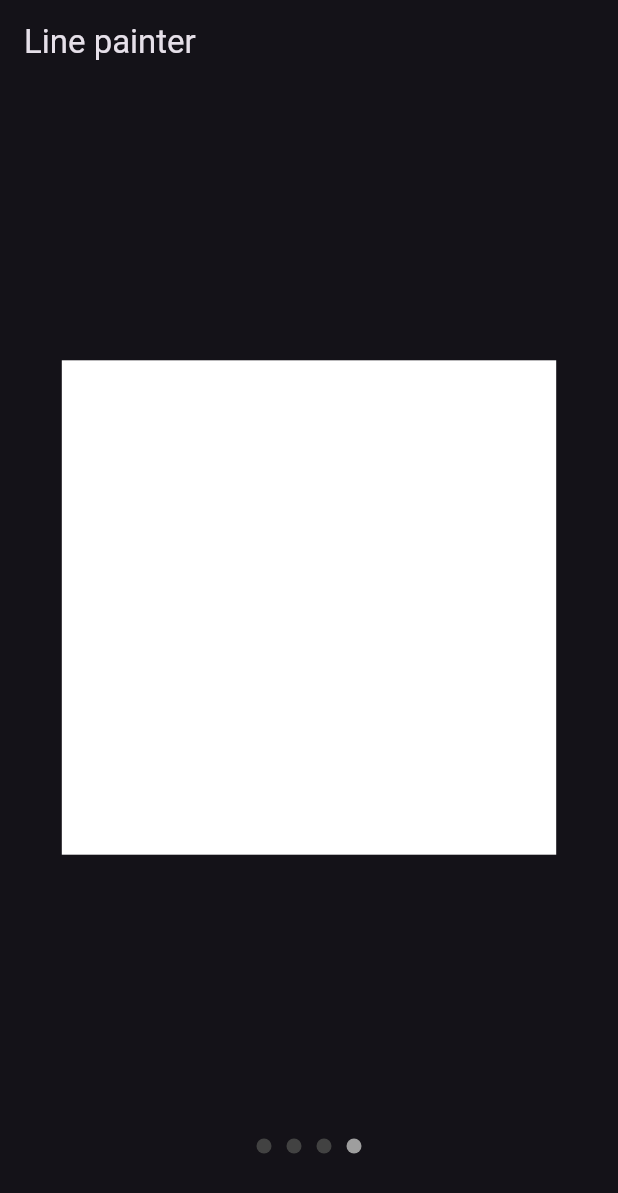
After one commit to mustapha-amin/custom_paint_playground, a Flutter app: the screen it shows after launch, swiped to page 4, on a phone screen of 412 x 824 dp. The commit adds this screen. Shown: the top 1193 px of the screen. Run offline on Flutter 3.47's test engine with Material 3 defaults, Android fonts, the phone set to English and light mode, and no system bars.

Commit message:
moved all painters to a new folder

```diff
--- a/lib/home.dart
+++ b/lib/home.dart
@@ -1,7 +1,9 @@
-import 'package:custom_paint_playground/line_painter_screen.dart';
-import 'package:custom_paint_playground/rect_painter.dart';
-import 'package:custom_paint_playground/rounded_rect.dart';
+import 'package:custom_paint_playground/painters/circle_painter_screen.dart';
+import 'package:custom_paint_playground/painters/line_painter_screen.dart';
+import 'package:custom_paint_playground/painters/rounded_rect.dart';
 import 'package:flutter/material.dart';
+
+import 'painters/rect_painter.dart';
 
 class Home extends StatefulWidget {
   const Home({super.key});
@@ -16,8 +18,9 @@ class _HomeState extends State<Home> {
 
   List<Widget> screens = [
     const LinePainterScreen(),
+    const RectPainterScreen(),
     const RRectPainterScreen(),
-    const RRectPainterScreen(),
+    const CirclePainterScreen(),
   ];
 
   @override
--- /dev/null
+++ b/lib/painters/circle_painter_screen.dart
@@ -0,0 +1,33 @@
+import 'package:custom_paint_playground/painters/line_painter_screen.dart';
+import 'package:flutter/material.dart';
+
+class CirclePainterScreen extends StatefulWidget {
+  const CirclePainterScreen({super.key});
+
+  @override
+  State<CirclePainterScreen> createState() => _CirclePainterScreenState();
+}
+
+class _CirclePainterScreenState extends State<CirclePainterScreen> {
+  @override
+  Widget build(BuildContext context) {
+    return Center(
+      child: Container(
+        width: context.screenWidth * .8,
+        height: context.screenWidth * .8,
+        color: Colors.white,
+        child: CustomPaint(
+          foregroundPainter: CirclePainter(),
+        ),
+      ),
+    );
+  }
+}
+
+class CirclePainter extends CustomPainter {
+  @override
+  void paint(Canvas canvas, Size size) {}
+
+  @override
+  bool shouldRepaint(covariant CustomPainter oldDelegate) => true;
+}
--- a/lib/rect_painter.dart
+++ b/lib/painters/rect_painter.dart
@@ -1,4 +1,4 @@
-import 'package:custom_paint_playground/line_painter_screen.dart';
+import 'package:custom_paint_playground/painters/line_painter_screen.dart';
 import 'package:flutter/material.dart';
 
 class RectPainterScreen extends StatefulWidget {
--- a/lib/rounded_rect.dart
+++ b/lib/painters/rounded_rect.dart
@@ -1,4 +1,4 @@
-import 'package:custom_paint_playground/line_painter_screen.dart';
+import 'package:custom_paint_playground/painters/line_painter_screen.dart';
 import 'package:flutter/material.dart';
 
 class RRectPainterScreen extends StatefulWidget {
```
Also changed, not shown: lib/painters/line_painter_screen.dart (renamed from lib/line_painter_screen.dart).
